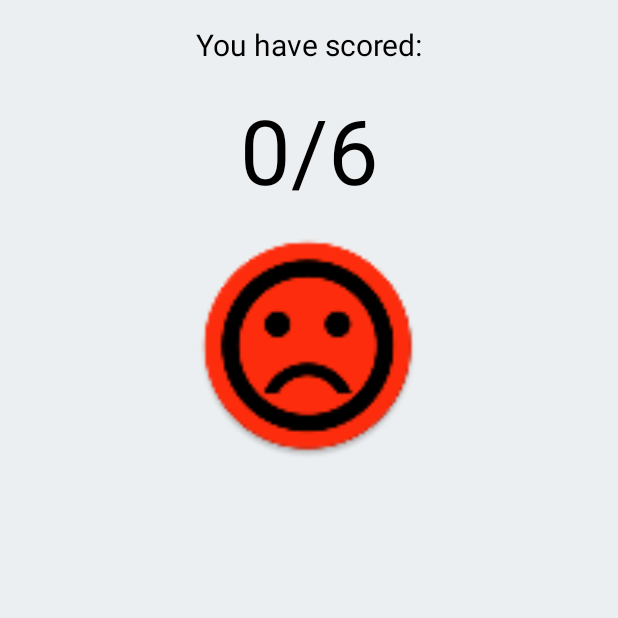
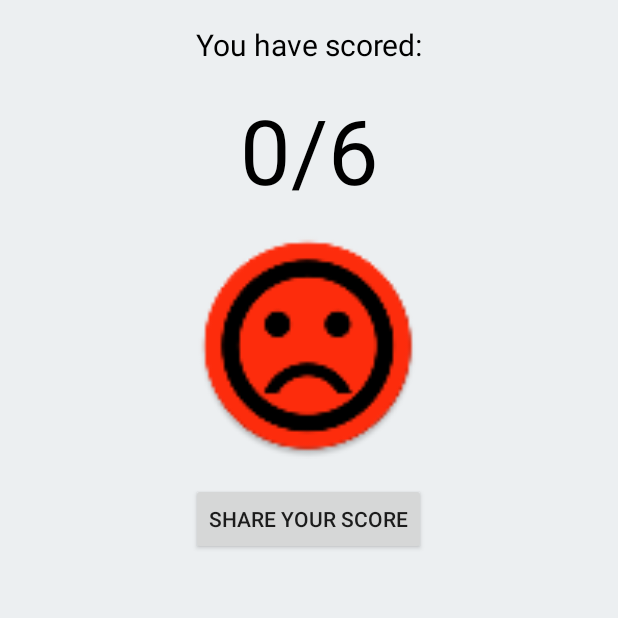
Before and after one commit to tomaszlukaszyk/ComicBookQuiz, an Android app: the Summary screen opened directly, with no data from a screen before it, on a phone screen of 412 x 824 dp, the top half of it. Run offline under Robolectric (Android 15) with nearby library versions, the phone set to English and light mode, and no system bars.

Commit message:
Ads button to share final score

```diff
--- a/app/src/main/java/com/example/adnroid/comicbookquiz/Summary.java
+++ b/app/src/main/java/com/example/adnroid/comicbookquiz/Summary.java
@@ -1,8 +1,10 @@
 package com.example.adnroid.comicbookquiz;
 
+import android.content.Intent;
 import android.os.Bundle;
 import android.support.annotation.Nullable;
 import android.support.v7.app.AppCompatActivity;
+import android.view.View;
 import android.widget.ImageView;
 import android.widget.TextView;
 
@@ -13,6 +15,8 @@ public class Summary extends AppCompatActivity {
     TextView finalScoreView;
     //Displays an icon depending on users performance
     ImageView scoreIcon;
+    //Holds the value of final score
+    int finalScore;
 
     @Override
     protected void onCreate(@Nullable Bundle savedInstanceState) {
@@ -21,7 +25,7 @@ public class Summary extends AppCompatActivity {
         finalScoreView = findViewById(R.id.final_score);
         scoreIcon = findViewById(R.id.score_icon);
         //get the score value from main activity
-        int finalScore = getIntent().getIntExtra("score", 0);
+        finalScore = getIntent().getIntExtra("score", 0);
         //display the given score
         finalScoreView.setText(finalScore + "/6");
         //display icon depending o the score value
@@ -31,4 +35,16 @@ public class Summary extends AppCompatActivity {
             scoreIcon.setImageResource(R.mipmap.neutral);
         }
     }
+
+    public void shareScore (View view) {
+        Intent shareIntent = new Intent();
+        shareIntent.setAction(Intent.ACTION_SEND);
+        shareIntent.putExtra(Intent.EXTRA_TEXT, getString(R.string.share_text, finalScore));
+        shareIntent.setType("text/plain");
+        String title = getString(R.string.share_with);
+        Intent chooser = Intent.createChooser(shareIntent, title);
+        if (shareIntent.resolveActivity(getPackageManager()) != null) {
+            startActivity(chooser);
+        }
+    }
 }
--- a/app/src/main/res/layout/summary.xml
+++ b/app/src/main/res/layout/summary.xml
@@ -32,4 +32,12 @@
         android:layout_marginTop="@dimen/margin_top"
         android:src="@mipmap/good" />
 
+    <Button
+        android:layout_width="wrap_content"
+        android:layout_height="wrap_content"
+        android:layout_gravity="center_horizontal"
+        android:layout_marginTop="@dimen/margin_top"
+        android:text="@string/share_button"
+        android:onClick="shareScore"/>
+
 </LinearLayout>
--- a/app/src/main/res/values/strings.xml
+++ b/app/src/main/res/values/strings.xml
@@ -1,4 +1,4 @@
-<resources>
+<resources xmlns:xliff="urn:oasis:names:tc:xliff:document:1.2">
     <string name="app_name">Comic Book Quiz</string>
     <string name="question1">Batman first appeared in Detective Comics #27.  \nWhat year was it released?</string>
     <string name="question2">Spider-Man\'s real name is Peter …</string>
@@ -15,4 +15,7 @@
     <string name="question_6_6">Question 6/6</string>
     <string name="next_button">Next</string>
     <string name="end_text">You have scored:</string>
+    <string name="share_button">Share your score</string>
+    <string name="share_text">I just did Comic Book Quiz and my score is <xliff:g id="score" example="1">%d</xliff:g>/6</string>
+    <string name="share_with">Share with</string>
 </resources>
```
